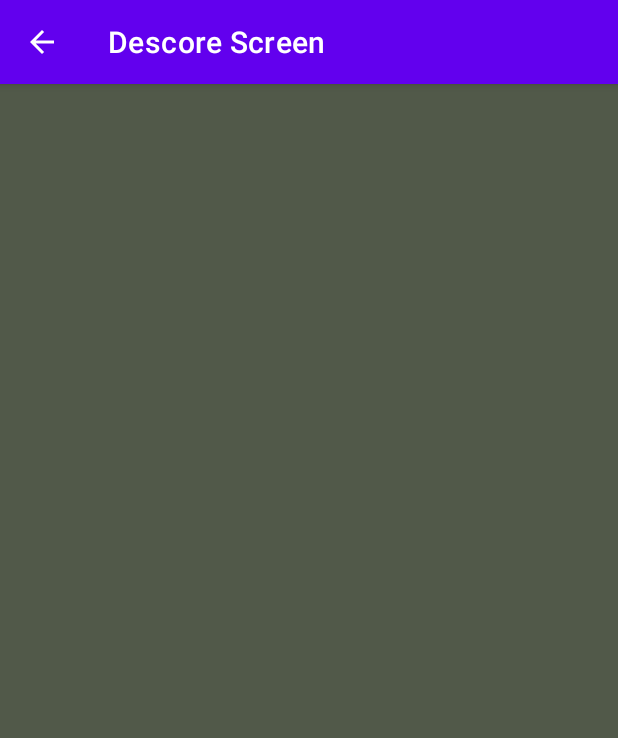
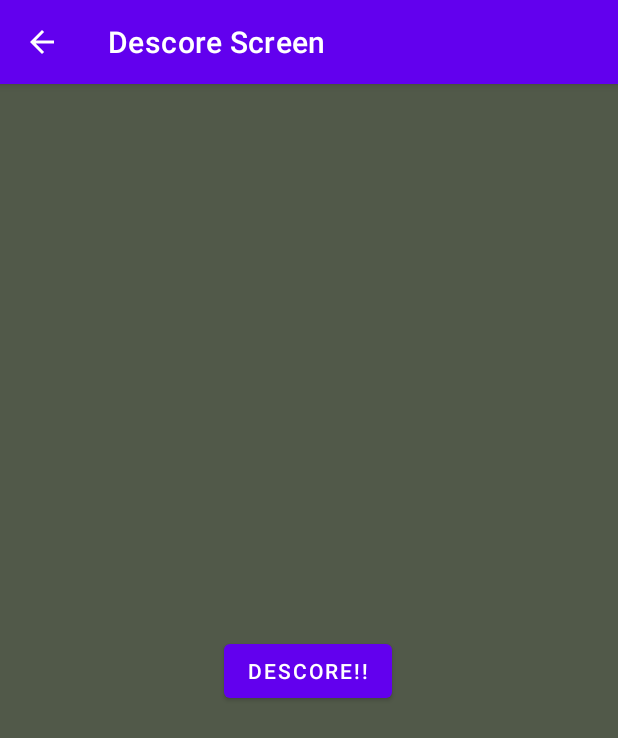
Before and after one commit to Xerminator13/Ma-Cows-Repository, an Android app: the DescoreScreen screen opened directly, with no data from a screen before it, on a phone screen of 412 x 824 dp. Shown: the top 738 px of the screen. Run offline under Robolectric (Android 15) with nearby library versions, the phone set to English and light mode, and no system bars.

Commit message:
Lots of stuff added.  I built some "scaffolding" to help get me started on coding the DescoreScreen class.  I also updated the TODO with my new ideas and content plans

```diff
--- a/app/src/main/java/com/example/macows/CommonUtils.java
+++ b/app/src/main/java/com/example/macows/CommonUtils.java
@@ -54,18 +54,36 @@ public class CommonUtils {
         }
 
         editor.putInt("currentPlayer", 1);
+        /*
+        * 1 = Cemetery
+        * 2 = Fast Food
+        * 3 = Police
+        * 4 = Stock Trailer
+        * 5 = Funeral Home
+        */
+        editor.putInt("descoreMethod", 1);
 
         editor.commit();
 
     }
+
     public static void setCurrentPlayer(int player) {
         editor.putInt("currentPlayer", player);
+
+    }
+    public static void setDescoreMethod(int a) {
+        editor.putInt("descoreMethod", a);
 
     }
     public static int getCurrentPlayer() {
         return prefs.getInt("currentPlayer", 1);
 
     }
+    public static int getDescoreMethod() {
+        return prefs.getInt("descoreMethod", 1);
+
+    }
+
     public static void updateAllPlayerPreferences(ArrayList<Player> playerList) {
         int a = 1;
 
--- a/app/src/main/java/com/example/macows/DescoreScreen.java
+++ b/app/src/main/java/com/example/macows/DescoreScreen.java
@@ -1,12 +1,50 @@
 package com.example.macows;
 
+import android.content.Intent;
 import android.os.Bundle;
 import android.util.Log;
+import android.view.View;
+import android.widget.Button;
+import android.widget.TextView;
 
 import androidx.appcompat.app.AppCompatActivity;
 
 public class DescoreScreen extends AppCompatActivity {
+    private Button player1, player2, player3, player4, player5, player6;
+    private Button back, descore;
+    private TextView p1Field, p1Barn, p2Field, p2Barn, p3Field, p3Barn, p4Field, p4Barn, p5Field, p5Barn, p6Field, p6Barn;
+    private TextView label;
 
+    int currentPlayer = CommonUtils.getCurrentPlayer(); //This returns the index of the player + 1
+    int playerTakenFrom = -1;
+    int descoreMethod = CommonUtils.getDescoreMethod();
+
+    //----------------------------------------------------------------------------------------------
+
+    private void initAllElements() {
+        //Init UI elements here
+        descore = findViewById(R.id.confirmationButton);
+
+    }
+    private void populateTextViews() {
+        //Populate text views here
+
+    }
+    private boolean descorePlayer(int player) {
+        int a = player - 1;
+
+        if (player == -1) {
+            //Set the text of the confirmation label to "No player has been selected yet!"
+            return false;
+
+        }
+        else {
+            //Implement descoring methods here
+
+        }
+        return true;
+
+    }
 
     //**********************************************************************************************
 
@@ -16,6 +54,31 @@ public class DescoreScreen extends AppCompatActivity {
         setContentView(R.layout.descore_screen);
         Log.d("DescoreScreen", "onCreate: started!");
 
+        //******************************************************************************************
+
+        initAllElements();
+        populateTextViews();
+
+        //------------------------------------------------------------------------------------------
+
+        descore.setOnClickListener(new View.OnClickListener() {
+            @Override
+            public void onClick(View v) {
+                boolean shouldTransition = descorePlayer(playerTakenFrom);
+
+                //If a player was selected, then that player will be descored
+                //  and the screen will transition back with an error message confirming the descore
+                if (shouldTransition) {
+                    //Set CommonUtils error preference to hold a message to be transferred back
+                    //  to the ScoreScreen error label
+                    startActivity(new Intent(DescoreScreen.this, ScoreScreen.class));
+
+                }
+
+            }
+
+        });
+
     }
 
 }
--- a/app/src/main/res/layout/descore_screen.xml
+++ b/app/src/main/res/layout/descore_screen.xml
@@ -1,7 +1,22 @@
 <?xml version="1.0" encoding="utf-8"?>
 <androidx.constraintlayout.widget.ConstraintLayout xmlns:android="http://schemas.android.com/apk/res/android"
+    xmlns:app="http://schemas.android.com/apk/res-auto"
+    xmlns:tools="http://schemas.android.com/tools"
     android:layout_width="match_parent"
     android:layout_height="match_parent"
     android:background="#515949">
 
+    <Button
+        android:id="@+id/confirmationButton"
+        android:layout_width="wrap_content"
+        android:layout_height="wrap_content"
+        android:layout_marginStart="158dp"
+        android:layout_marginTop="349dp"
+        android:layout_marginEnd="160dp"
+        android:layout_marginBottom="335dp"
+        android:text="Descore!!"
+        app:layout_constraintBottom_toBottomOf="parent"
+        app:layout_constraintEnd_toEndOf="parent"
+        app:layout_constraintStart_toStartOf="parent"
+        app:layout_constraintTop_toTopOf="parent" />
 </androidx.constraintlayout.widget.ConstraintLayout>
```
Also changed, not shown: app/src/main/java/com/example/macows/ScoreScreen.java (+6 -5 lines), 1 other file.
